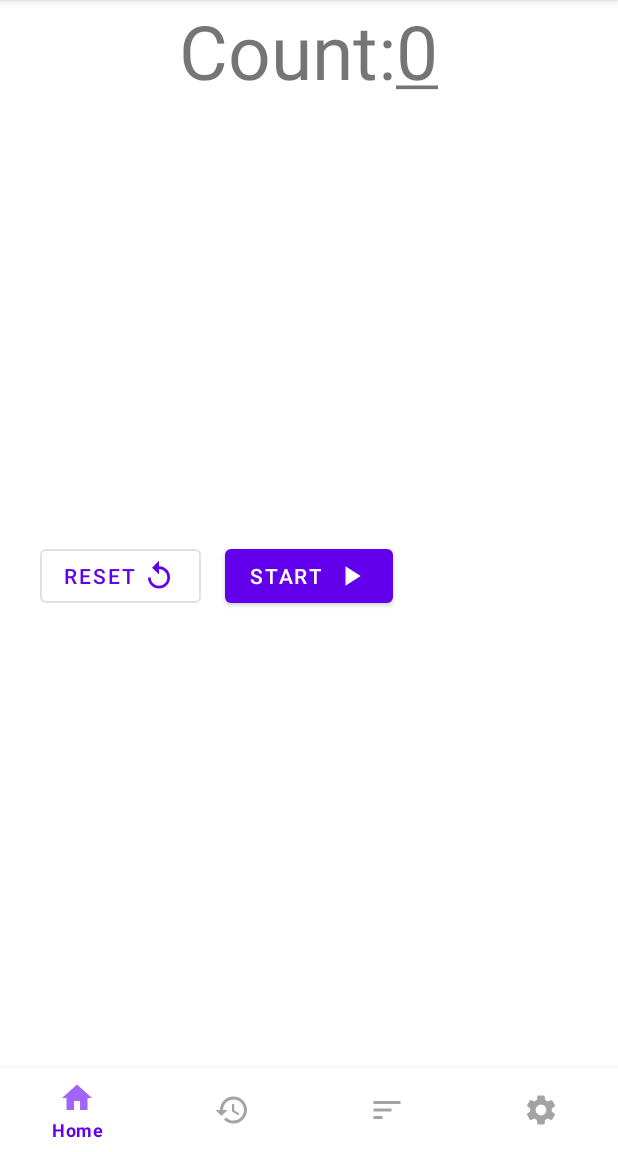
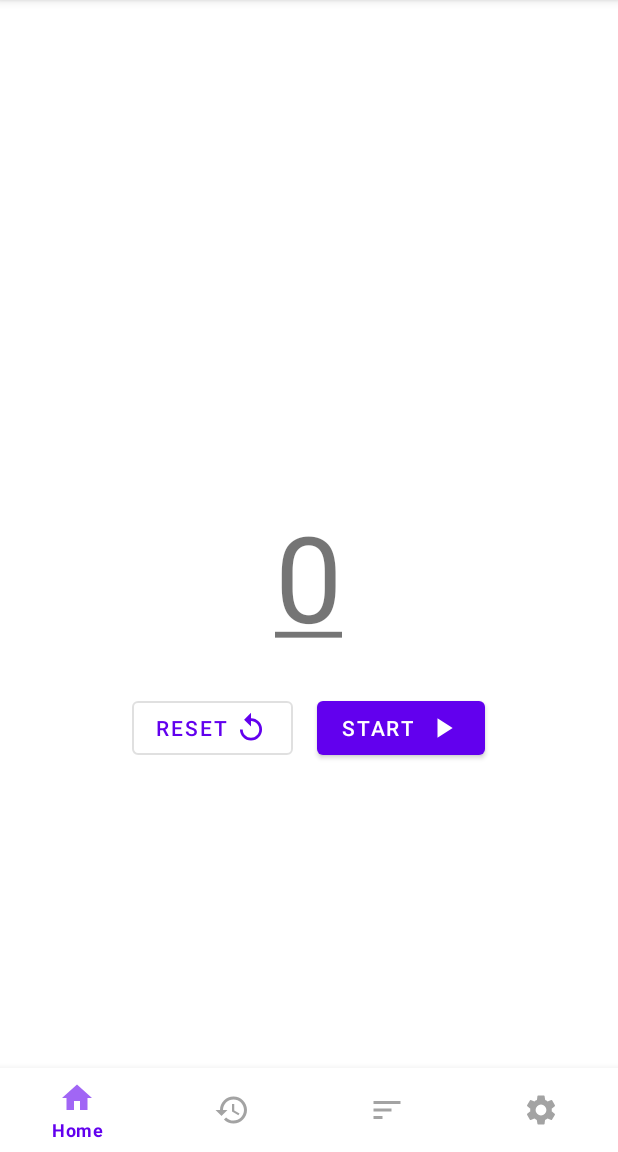
Before and after one commit to dotechan/UserPresentCounter, an Android app: the screen it shows after launch (MainActivity), on a phone screen of 412 x 824 dp, the part 84-1236 px from its top. Run offline under Robolectric (Android 15) with nearby library versions, the phone set to English and light mode, and no system bars; our stand-ins replace Timber.

Commit message:
Adjusted count num.

```diff
--- a/app/src/main/res/layout/fragment_home.xml
+++ b/app/src/main/res/layout/fragment_home.xml
@@ -6,39 +6,34 @@
     android:layout_height="match_parent"
     tools:context=".MainActivity">
 
-    <RelativeLayout
-        android:layout_width="wrap_content"
-        android:layout_height="wrap_content"
-        android:layout_centerHorizontal="true">
-
-        <TextView
-            android:id="@+id/home_count"
-            android:layout_width="wrap_content"
-            android:layout_height="wrap_content"
-            android:text="@string/home_count"
-            android:textSize="50sp" />
-
-        <TextView
-            android:id="@+id/home_colon"
-            android:layout_width="wrap_content"
-            android:layout_height="wrap_content"
-            android:layout_toEndOf="@+id/home_count"
-            android:text="@string/home_colon"
-            android:textSize="50sp" />
-
-        <TextView
+    <com.google.android.material.textview.MaterialTextView
         android:id="@+id/unlock_count"
         android:layout_width="wrap_content"
         android:layout_height="wrap_content"
-            android:layout_toEndOf="@+id/home_colon"
-            android:textSize="50sp" />
-    </RelativeLayout>
+        android:layout_centerInParent="true"
+        android:text="@string/home_dummy_count"
+        android:textSize="80sp"
+        tools:ignore="RelativeOverlap" />
+
+    <LinearLayout
+        android:layout_width="wrap_content"
+        android:layout_height="wrap_content"
+        android:layout_below="@+id/unlock_count"
+        android:layout_centerHorizontal="true"
+        android:layout_marginTop="24dp"
+        android:orientation="horizontal">
+
+        <com.google.android.material.button.MaterialButton
+            android:id="@+id/reset_button"
+            style="@style/Button.Reset"
+            android:layout_marginStart="8dp"
+            android:layout_marginEnd="8dp"
+            android:text="@string/home_reset_button"
+            app:icon="@drawable/ic_reset" />
 
         <com.google.android.material.button.MaterialButton
             android:id="@+id/start_button"
             style="@style/Button.StartStop"
-        android:layout_centerHorizontal="true"
-        android:layout_centerVertical="true"
             android:layout_marginStart="8dp"
             android:layout_marginEnd="8dp"
             android:text="@string/home_start_button"
@@ -48,22 +43,11 @@
         <com.google.android.material.button.MaterialButton
             android:id="@+id/stop_button"
             style="@style/Button.StartStop"
-        android:layout_centerHorizontal="true"
-        android:layout_centerVertical="true"
             android:layout_marginStart="8dp"
             android:layout_marginEnd="8dp"
             android:text="@string/home_stop_button"
             android:visibility="gone"
             app:icon="@drawable/ic_stop" />
-
-    <com.google.android.material.button.MaterialButton
-        android:id="@+id/reset_button"
-        style="@style/Button.Reset"
-        android:layout_centerVertical="true"
-        android:layout_marginStart="8dp"
-        android:layout_marginEnd="8dp"
-        android:layout_toStartOf="@id/start_button"
-        android:text="@string/home_reset_button"
-        app:icon="@drawable/ic_reset" />
+    </LinearLayout>
 
 </RelativeLayout>
--- a/app/src/main/res/values/strings.xml
+++ b/app/src/main/res/values/strings.xml
@@ -7,11 +7,10 @@
     <string name="stop_measurement_from_notification">stop</string>
 
     <!-- Home Screen -->
-    <string name="home_count">Count</string>
-    <string name="home_colon">:</string>
     <string name="home_start_button">START</string>
     <string name="home_stop_button">STOP</string>
     <string name="home_reset_button">RESET</string>
+    <string name="home_dummy_count">000</string>
 
     <!-- History Screen -->
     <string name="history_item_icon_description">This icon represents a date.</string>
```
Lines whose indentation alone changed are shown as unchanged.
